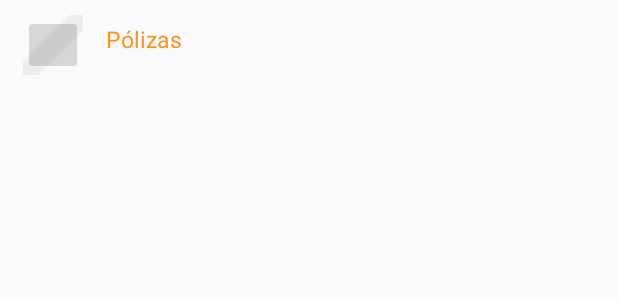
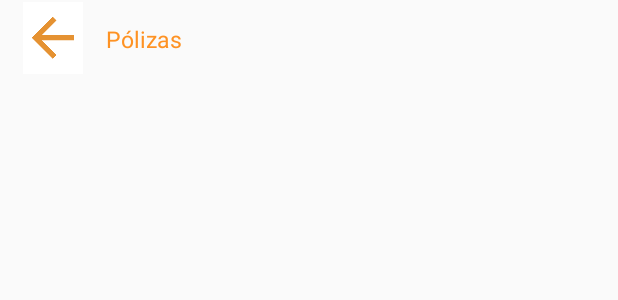
Before and after one commit to johncristobal/miituo_android_atlas_km, an Android app: the layout activity_cancel.xml on its own in the app's theme, with its tools: preview values and no code run, on a phone screen of 412 x 824 dp. Shown: the top 300 px of the screen. Run offline under Robolectric (Android 15) with nearby library versions, the phone set to English and light mode, and no system bars.

Commit message:
ULTIMOS AJUSTES
estan los activitys de cancelar y de renovacion de poliza zas

```diff
--- a/app/src/main/res/layout/activity_cancel.xml
+++ b/app/src/main/res/layout/activity_cancel.xml
@@ -15,12 +15,11 @@
         <ImageButton
             android:id="@+id/BackButton"
             android:layout_width="40dp"
-            android:layout_height="40dp"
+            android:layout_height="0dp"
             android:layout_marginStart="15dp"
-            android:layout_marginTop="10dp"
             app:layout_constraintStart_toStartOf="parent"
             app:layout_constraintTop_toTopOf="parent"
-            app:srcCompat="@drawable/icon_volver" />
+            app:srcCompat="@mipmap/closeimage" />
 
         <TextView
             android:id="@+id/textView23"
--- a/app/src/main/res/layout/activity_info.xml
+++ b/app/src/main/res/layout/activity_info.xml
@@ -85,7 +85,7 @@
         android:layout_height="wrap_content"
         android:layout_below="@+id/lb9"
         android:layout_marginTop="40dp"
-        android:background="#AAEFCDBC">
+        android:background="#FFE4C4">
 
         <RelativeLayout
             android:layout_width="match_parent"
@@ -161,7 +161,7 @@
         android:layout_height="wrap_content"
         android:layout_below="@id/lbPlan"
         android:layout_marginTop="20dp"
-        android:background="#AAEFCDBC">
+        android:background="#FFE4C4">
 
         <LinearLayout
             android:layout_width="match_parent"
```
